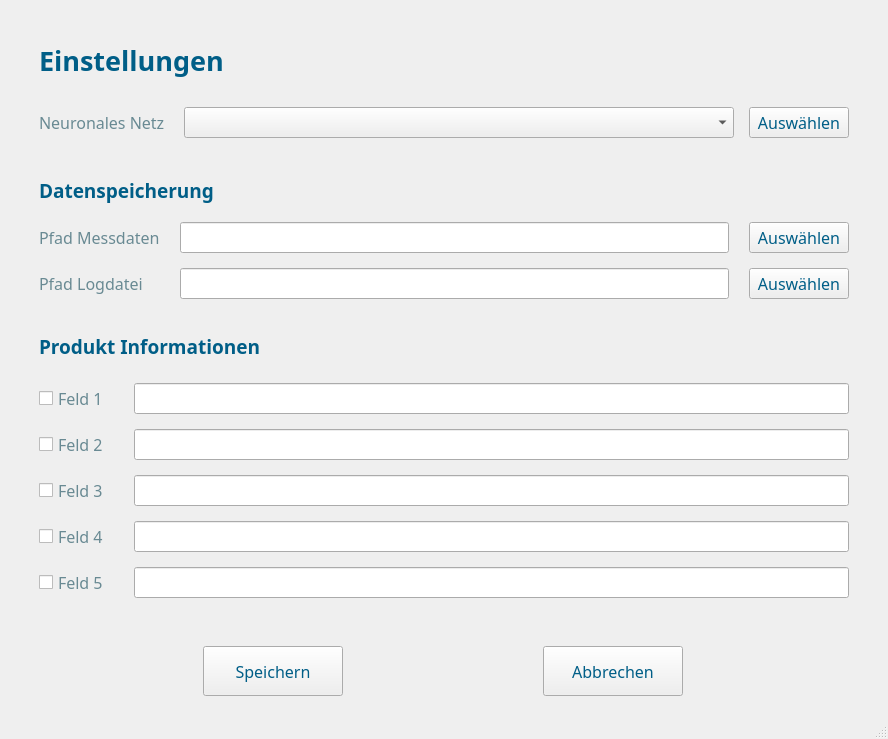
Qt form UI_Files/settings.ui (fabianjaeger1/Phydent-App) before a commit.
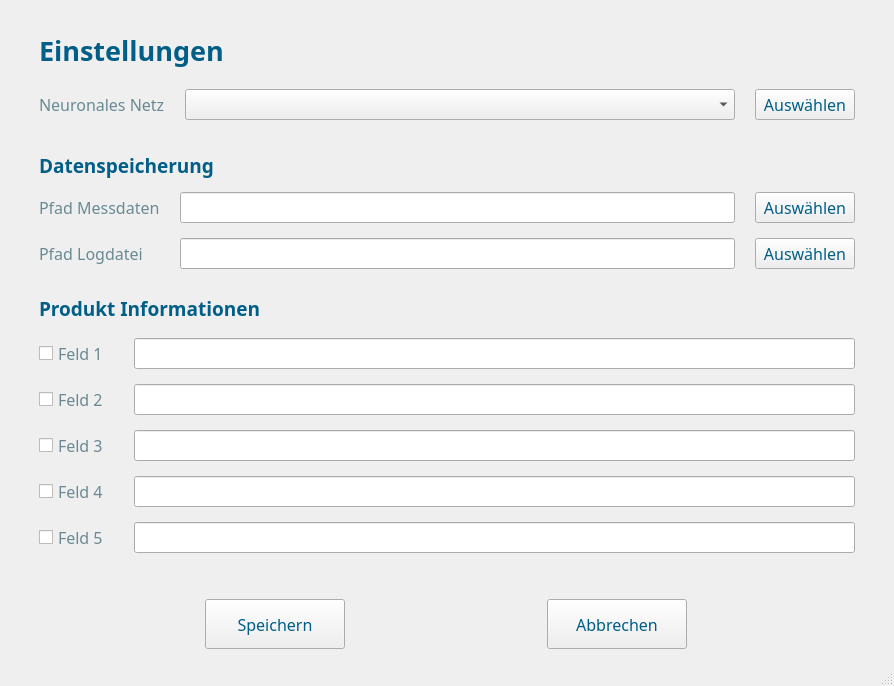
The same form after that commit. Icons and pictures are not drawn.

Commit message: Implemented persistent window settings

```diff
--- a/UI_Files/settings.ui
+++ b/UI_Files/settings.ui
@@ -6,8 +6,8 @@
    <rect>
     <x>0</x>
     <y>0</y>
-    <width>888</width>
-    <height>739</height>
+    <width>881</width>
+    <height>686</height>
    </rect>
   </property>
   <property name="font">
@@ -76,7 +76,7 @@
       <item>
        <layout class="QHBoxLayout" name="horizontalLayout">
         <property name="spacing">
-         <number>15</number>
+         <number>20</number>
         </property>
         <property name="leftMargin">
          <number>0</number>
@@ -125,7 +125,7 @@
          <widget class="QPushButton" name="pushButton">
           <property name="minimumSize">
            <size>
-            <width>80</width>
+            <width>100</width>
             <height>28</height>
            </size>
           </property>
```
Left out of the diff: 70 changed lines with no effect on the pictures. The commit also changes 5 other files.
